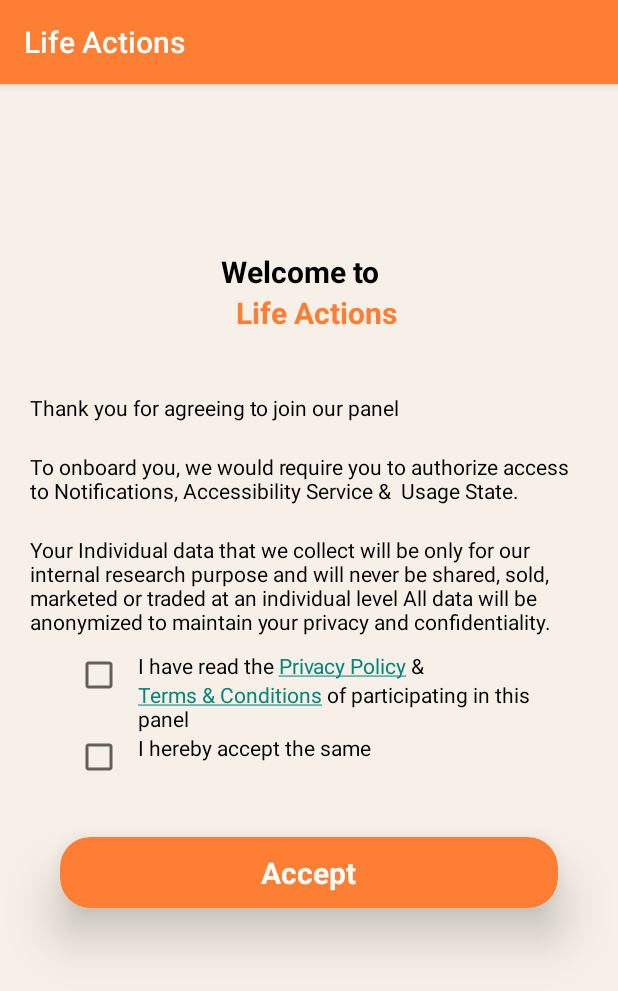
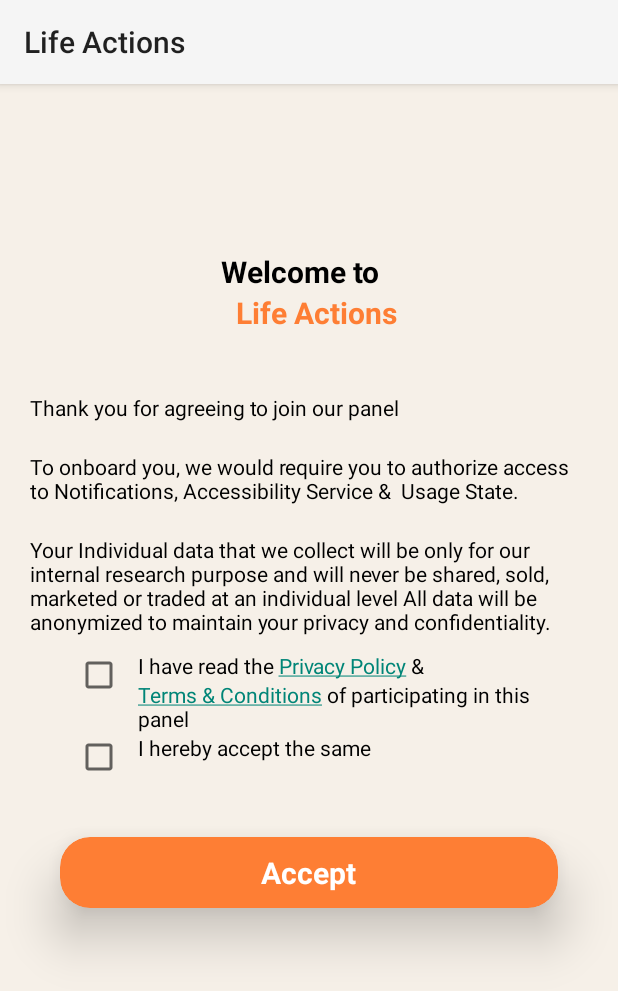
Before and after one commit to rohitfromearth/LiveAction_ext, an Android app: the screen it shows after launch (MainActivity), on a phone screen of 412 x 824 dp. Shown: the top 991 px of the screen. Run offline under Robolectric (Android 15) with nearby library versions, the phone set to English and light mode, and no system bars; Roboto replaces fonts that are not available here; 2 statements that could not run were skipped.

Commit message:
Change Made for temparary

```diff
--- a/app/build.gradle
+++ b/app/build.gradle
@@ -28,6 +28,9 @@ android {
         sourceCompatibility JavaVersion.VERSION_1_8
         targetCompatibility JavaVersion.VERSION_1_8
     }
+    buildFeatures {
+        viewBinding true
+    }
 }
 
 dependencies {
@@ -42,7 +45,7 @@ dependencies {
     implementation 'com.google.firebase:firebase-auth'
     implementation 'com.google.firebase:firebase-messaging'
     implementation 'androidx.browser:browser:1.0.0'
-
+    implementation 'androidx.core:core-splashscreen:1.0.0-beta02'
     testImplementation 'junit:junit:4.13.2'
     implementation 'com.github.blackfizz:eazegraph:1.2.5l@aar'
     implementation 'com.nineoldandroids:library:2.4.0'
@@ -52,6 +55,7 @@ dependencies {
     implementation 'com.google.android.gms:play-services-ads-identifier:18.0.1'
     implementation 'com.google.android.gms:play-services-auth-base:18.0.7'
 
+
     androidTestImplementation 'androidx.test.ext:junit:1.1.5'
     androidTestImplementation 'androidx.test.espresso:espresso-core:3.5.1'
     implementation files("../library/app-debug.aar")
--- a/app/src/main/java/com/ext/liveaction_ext/Chart_page.java
+++ b/app/src/main/java/com/ext/liveaction_ext/Chart_page.java
@@ -75,19 +75,18 @@ public class Chart_page extends AppCompatActivity {
                 4);
         FirebaseApp.initializeApp(this);
 
-        SharedPreferences sh = getApplicationContext().getSharedPreferences("LifeSharedPref", context.MODE_PRIVATE);
+        SharedPreferences sh = getApplicationContext().getSharedPreferences("LifeSharedPref", MODE_PRIVATE);
         uid = sh.getInt("UID", uid_z);
         username = sh.getString("username", "");
         mobile = sh.getString("mobile_number", "");
 
-        //String endpot = "https://zr0prhz1-8080.inc1.devtunnels.ms";
-        String endpot = "https://g503wpzp-8080.inc1.devtunnels.ms/";
 
-        //String endpot =  "https://h17tl5kg-8080.inc1.devtunnels.ms";
+        String endpot = "https://fc10m5q8-8080.inc1.devtunnels.ms";
+
 
         String dir = getObbDir().getPath();
         ArrayList pack = pc.pack_rule(endpot);
-        SharedPreferences sharedPreferences = getApplicationContext().getSharedPreferences("LifeSharedPref", context.MODE_PRIVATE);
+        SharedPreferences sharedPreferences = getApplicationContext().getSharedPreferences("LifeSharedPref", MODE_PRIVATE);
         SharedPreferences.Editor myEdit = sharedPreferences.edit();
         myEdit.putString("endpt", endpot);
         myEdit.putString("dir", dir);
@@ -410,7 +409,7 @@ public class Chart_page extends AppCompatActivity {
 
         } else if (itemId == R.id.Logout) {
 
-            SharedPreferences sharedPreferences = getApplicationContext().getSharedPreferences("LifeSharedPref", context.MODE_PRIVATE);
+            SharedPreferences sharedPreferences = getApplicationContext().getSharedPreferences("LifeSharedPref", MODE_PRIVATE);
             SharedPreferences.Editor myEdit = sharedPreferences.edit();
             myEdit.putString("firebaseToken", "");
             myEdit.apply();
--- a/app/src/main/java/com/ext/liveaction_ext/MainActivity.java
+++ b/app/src/main/java/com/ext/liveaction_ext/MainActivity.java
@@ -75,13 +75,13 @@ public class MainActivity extends AppCompatActivity {
         termsCheckbox = findViewById(R.id.checkBox); // Replace R.id.checkbox_terms with your actual checkbox ID
         privacyCheckbox = findViewById(R.id.checkBox2); // Replace R.id.checkbox_privacy with your actual checkbox ID
         messageTextView = findViewById(R.id.validationmasg); // Replace R.id.message_textview with your actual TextView ID
-       // String endpot = "https://zr0prhz1-8080.inc1.devtunnels.ms"; //"https://zr0prhz1-8080.inc1.devtunnels.ms";//
-        String endpot = "https://g503wpzp-8080.inc1.devtunnels.ms";
 
-        //String endpot = "https://h17tl5kg-8080.inc1.devtunnels.ms";
+        String endpot = "https://fc10m5q8-8080.inc1.devtunnels.ms";
+
+
         String dir = getObbDir().getPath();
         ArrayList pack = pc.pack_rule(endpot);
-        SharedPreferences sharedPreferences = getApplicationContext().getSharedPreferences("LifeSharedPref", context.MODE_PRIVATE);
+        SharedPreferences sharedPreferences = getApplicationContext().getSharedPreferences("LifeSharedPref",MODE_PRIVATE);
         SharedPreferences.Editor myEdit = sharedPreferences.edit();
         myEdit.putString("endpt", endpot);
         myEdit.putString("dir", dir);
--- a/app/src/main/java/com/ext/liveaction_ext/Pack_api.java
+++ b/app/src/main/java/com/ext/liveaction_ext/Pack_api.java
@@ -1,6 +1,7 @@
 package com.ext.liveaction_ext;
 
 import android.os.StrictMode;
+import android.util.Log;
 
 import org.json.JSONArray;
 import org.json.JSONException;
@@ -27,6 +28,9 @@ public class Pack_api {
         try {
             String response = "";
             URL url = new URL(About + "/apps/list");
+            String urlString=About + "/apps/list";
+
+            Log.e("url",urlString);
 //            URL url = new URL("https://lifeactions.online/apps/list");
             HttpURLConnection urlConn = null;
 
@@ -36,6 +40,9 @@ public class Pack_api {
             urlConn.setRequestProperty("Accept", "application/json");
             urlConn.setDoInput(true);
             int responseCode = urlConn.getResponseCode();
+
+            String reso = urlConn.getResponseMessage();
+            Log.e("res","reso_code"+responseCode+"reso_mess"+reso);
             if (responseCode == HttpsURLConnection.HTTP_OK) {
 
                 String applist;
@@ -62,10 +69,8 @@ public class Pack_api {
 
             }
 
-        } catch (IOException e) {
-            e.printStackTrace();
-        } catch (JSONException e) {
-            e.printStackTrace();
+        } catch (IOException | JSONException e) {
+            Log.e("Exep", e.getMessage());
         }
 
         return appl;
--- a/app/src/main/res/values-night/themes.xml
+++ b/app/src/main/res/values-night/themes.xml
@@ -1,4 +1,9 @@
 <resources xmlns:tools="http://schemas.android.com/tools">
     <!-- Base application theme. -->
 
+
+    <style name="ThemeOverlay.LiveAction_ext.FullscreenContainer" parent="">
+        <item name="fullscreenBackgroundColor">@color/light_blue_900</item>
+        <item name="fullscreenTextColor">@color/light_blue_A400</item>
+    </style>
 </resources>
--- /dev/null
+++ b/app/src/main/res/values/attrs.xml
@@ -0,0 +1,6 @@
+<resources>
+    <declare-styleable name="FullscreenAttrs">
+        <attr name="fullscreenBackgroundColor" format="color" />
+        <attr name="fullscreenTextColor" format="color" />
+    </declare-styleable>
+</resources>
--- a/app/src/main/res/values/strings.xml
+++ b/app/src/main/res/values/strings.xml
@@ -973,4 +973,7 @@ Please switch on the button or LifeActions app.</string>
         <item>Puducherry</item>
         <item>Yanam</item>
     </string-array>
+    <string name="title_activity_splashsscreen">Splashsscreen</string>
+    <string name="dummy_button">Dummy Button</string>
+    <string name="dummy_content">DUMMY\nCONTENT</string>
 </resources>
--- a/app/src/main/res/values/themes.xml
+++ b/app/src/main/res/values/themes.xml
@@ -6,6 +6,8 @@
         <item name="colorPrimary">@color/actionbar_color</item>
     </style>
 
-
-    <style name="Theme.LiveAction" parent="Base.Theme.LiveAction" />
+    <style name="ThemeOverlay.LiveAction_ext.FullscreenContainer" parent="">
+        <item name="fullscreenBackgroundColor">@color/light_blue_600</item>
+        <item name="fullscreenTextColor">@color/light_blue_A200</item>
+    </style>
 </resources>
```
Also changed, not shown: app/src/main/AndroidManifest.xml (+24 -19 lines), app/src/main/java/com/ext/liveaction_ext/Conn_service.java (+21 -13 lines), app/src/main/java/com/ext/liveaction_ext/Login_verifcation.java (+6 -17 lines), app/src/main/java/com/ext/liveaction_ext/Splashsscreen.java (added, +29 -0 lines), app/src/main/res/layout/activity_splashsscreen.xml (added, +9 -0 lines), app/src/main/res/values/colors.xml (+6 -1 lines), 1 other file.
